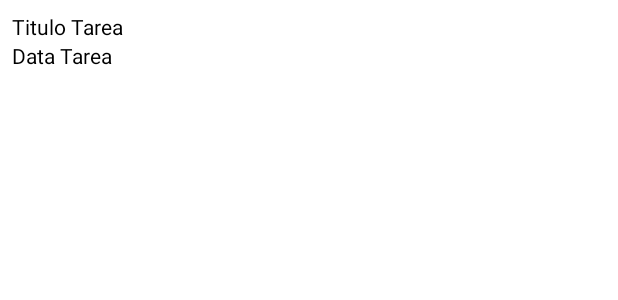
After one commit to reivax26/todoList, an Android app: the layout lista_tareas.xml on its own in the app's theme, with its tools: preview values and no code run, on a phone screen of 412 x 824 dp. The commit adds this screen. Shown: the top 300 px of the screen. Run offline under Robolectric (Android 15) with nearby library versions, the phone set to English and light mode, and no system bars.

Commit message:
RecyclerView

```diff
--- /dev/null
+++ b/app/src/main/res/drawable/border.xml
@@ -0,0 +1,5 @@
+<?xml version="1.0" encoding="utf-8"?>
+<shape xmlns:android="http://schemas.android.com/apk/res/android"
+    android:shape="rectangle">
+    <stroke android:width="1dip" android:color="@color/black" />
+</shape>
--- /dev/null
+++ b/app/src/main/res/layout/lista_tareas.xml
@@ -0,0 +1,23 @@
+<?xml version="1.0" encoding="utf-8"?>
+<LinearLayout xmlns:android="http://schemas.android.com/apk/res/android"
+    xmlns:tools="http://schemas.android.com/tools"
+    android:layout_width="match_parent"
+    android:layout_height="wrap_content"
+    android:orientation="vertical"
+    android:padding="8dp">
+
+    <TextView
+        android:id="@+id/Tarea_titulo"
+        android:layout_width="match_parent"
+        android:layout_height="wrap_content"
+        android:text="@string/titulo_tarea"
+        android:textColor="@color/black" />
+
+    <TextView
+        android:id="@+id/Tarea_data"
+        android:layout_width="wrap_content"
+        android:layout_height="match_parent"
+        android:text="@string/data_tarea"
+        android:textColor="@color/black"/>
+
+</LinearLayout>
--- a/app/src/main/res/values/strings.xml
+++ b/app/src/main/res/values/strings.xml
@@ -1,3 +1,6 @@
 <resources>
     <string name="app_name">todoList</string>
+    <string name="titulo_tarea">Titulo Tarea</string>
+    <string name="data_tarea">Data Tarea</string>
+    <string name="Titulo_main_activity">Tareas</string>
 </resources>
```
Also changed, not shown: app/src/main/java/com/xavier/pouyadoux/prog1/todolist/MainActivity.java (+82 -1 lines), app/src/main/java/com/xavier/pouyadoux/prog1/todolist/TareaLab.java (added, +35 -0 lines), app/src/main/java/com/xavier/pouyadoux/prog1/todolist/Tareas.java (added, +51 -0 lines), app/src/main/res/layout/activity_main.xml (+31 -11 lines), app/src/main/res/values/styles.xml (added, +11 -0 lines).
